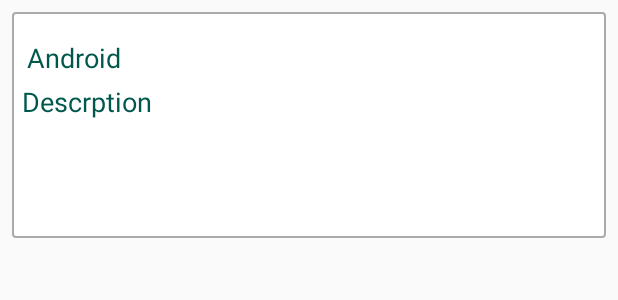
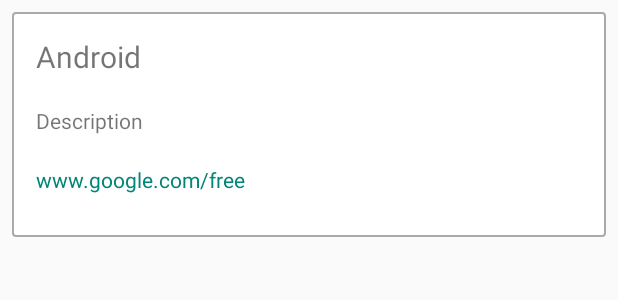
Before and after one commit to KelvnPere/GithubAndroidRepos, an Android app: the layout row_item.xml on its own in the app's theme, with its tools: preview values and no code run, on a phone screen of 412 x 824 dp. Shown: the top 300 px of the screen. Run offline under Robolectric (Android 15) with nearby library versions, the phone set to English and light mode, and no system bars.

Commit message:
Updated the Layout

```diff
--- a/app/src/main/java/com/example/starredandroidrepos/adapter/RepositoryAdapter.java
+++ b/app/src/main/java/com/example/starredandroidrepos/adapter/RepositoryAdapter.java
@@ -31,8 +31,9 @@ public class RepositoryAdapter extends RecyclerView.Adapter<RepositoryAdapter.Cu
     public void onBindViewHolder(CustomViewHolder holder, int position) {
         Repos reposs = repositories.get(position);
         holder.repoName.setText(reposs.getName());
-        holder.repoStar.setInputType(reposs.getStars());
+        //holder.repoStar.setInputType(reposs.getStars());
         holder.repoDescribtion.setText(reposs.getDescription());
+        holder.repoUrl.setText(reposs.getUrl());
     }
 
     @Override
@@ -41,13 +42,13 @@ public class RepositoryAdapter extends RecyclerView.Adapter<RepositoryAdapter.Cu
     }
 
     public class CustomViewHolder extends RecyclerView.ViewHolder {
-        public TextView repoName, repoStar, repoDescribtion;
+        public TextView repoName, repoDescribtion, repoUrl;
 
         public CustomViewHolder(View view) {
             super(view);
             repoName = view.findViewById(R.id.repositoryName);
-            repoStar = view.findViewById(R.id.repoStars);
             repoDescribtion = view.findViewById(R.id.repoDescription);
+            repoUrl = view.findViewById(R.id.repoUrl);
         }
     }
 }
--- a/app/src/main/java/com/example/starredandroidrepos/model/Repos.java
+++ b/app/src/main/java/com/example/starredandroidrepos/model/Repos.java
@@ -10,6 +10,18 @@ public class Repos {
     @SerializedName("name")
     @Expose
     private String name;
+
+    public String getUrl() {
+        return url;
+    }
+
+    public void setUrl(String url) {
+        this.url = url;
+    }
+
+    @SerializedName("url")
+    @Expose
+    private String url;
 
     public String getDescription() {
         return description;
--- a/app/src/main/res/layout/row_item.xml
+++ b/app/src/main/res/layout/row_item.xml
@@ -1,65 +1,60 @@
 <?xml version="1.0" encoding="utf-8"?>
-<RelativeLayout xmlns:android="http://schemas.android.com/apk/res/android"
+<androidx.constraintlayout.widget.ConstraintLayout xmlns:android="http://schemas.android.com/apk/res/android"
+    xmlns:app="http://schemas.android.com/apk/res-auto"
+    xmlns:tools="http://schemas.android.com/tools"
     android:layout_width="match_parent"
-    android:layout_height="wrap_content"
-    xmlns:app="http://schemas.android.com/apk/res-auto"
+    android:layout_height="150dp"
+    android:layout_marginLeft="8dp"
+    android:layout_marginTop="8dp"
+    android:layout_marginRight="8dp"
     android:layout_marginBottom="8dp"
-    android:layout_marginLeft="8dp"
-    android:layout_marginRight="8dp"
     android:background="@drawable/repo_background"
-    android:layout_marginTop="8dp"
     android:paddingBottom="13dp">
 
     <TextView
         android:id="@+id/repositoryName"
-        android:layout_width="wrap_content"
+        android:layout_width="0dp"
         android:layout_height="wrap_content"
-        android:layout_alignParentStart="true"
-        android:layout_alignParentLeft="true"
-        android:layout_alignParentTop="true"
-        android:layout_marginTop="8dp"
-        android:layout_marginEnd="176dp"
-        android:layout_marginRight="176dp"
+        android:layout_marginStart="16dp"
+        android:layout_marginLeft="16dp"
+        android:layout_marginTop="16dp"
+        android:textSize="20sp"
         android:text="Android"
-        android:padding="10dp"
-        android:textColor="@color/colorPrimaryDark"
-        android:textSize="18dp"
+        app:layout_constraintBottom_toTopOf="@+id/repoDescription"
         app:layout_constraintEnd_toEndOf="parent"
+        app:layout_constraintHorizontal_bias="0.0"
         app:layout_constraintStart_toStartOf="parent"
-        app:layout_constraintTop_toTopOf="parent" />
-
+        app:layout_constraintTop_toTopOf="parent"
+        app:layout_constraintVertical_bias="0.0" />
 
     <TextView
         android:id="@+id/repoDescription"
-        android:layout_width="wrap_content"
-        android:layout_height="100dp"
-        android:layout_alignParentStart="true"
-        android:layout_alignParentLeft="true"
-        android:layout_alignParentTop="true"
-        android:layout_marginStart="-3dp"
-        android:layout_marginLeft="-3dp"
-        android:layout_marginTop="37dp"
-        android:layout_marginEnd="176dp"
-        android:layout_marginRight="176dp"
-        android:padding="10dp"
-        android:text="Descrption"
-        android:textColor="@color/colorPrimaryDark"
-        android:textSize="18dp"
+        android:layout_width="0dp"
+        android:layout_height="wrap_content"
+        android:layout_marginStart="16dp"
+        android:layout_marginLeft="16dp"
+        android:layout_marginTop="8dp"
+        android:text="Description"
+        app:layout_constraintBottom_toBottomOf="parent"
         app:layout_constraintEnd_toEndOf="parent"
+        app:layout_constraintHorizontal_bias="0.0"
         app:layout_constraintStart_toStartOf="parent"
-        app:layout_constraintTop_toTopOf="parent" />
+        app:layout_constraintTop_toTopOf="parent"
+        app:layout_constraintVertical_bias="0.503" />
 
     <TextView
-        android:id="@+id/repoStars"
-        android:layout_width="wrap_content"
+        android:id="@+id/repoUrl"
+        android:layout_width="0dp"
         android:layout_height="wrap_content"
-        android:layout_alignParentEnd="true"
-        android:layout_alignParentRight="true"
-        android:layout_centerVertical="true"
-        android:layout_marginEnd="21dp"
-        android:inputType="number"
-        android:layout_marginRight="21dp"
-        android:textSize="20sp" />
-
-
-</RelativeLayout>
+        android:layout_marginStart="16dp"
+        android:layout_marginLeft="16dp"
+        android:layout_marginTop="8dp"
+        android:layout_marginBottom="4dp"
+        android:text="www.google.com/free"
+        android:textColor="@color/colorPrimary"
+        app:layout_constraintBottom_toBottomOf="parent"
+        app:layout_constraintEnd_toEndOf="parent"
+        app:layout_constraintHorizontal_bias="0.464"
+        app:layout_constraintStart_toStartOf="parent"
+        app:layout_constraintTop_toBottomOf="@+id/repoDescription" />
+</androidx.constraintlayout.widget.ConstraintLayout>
```
